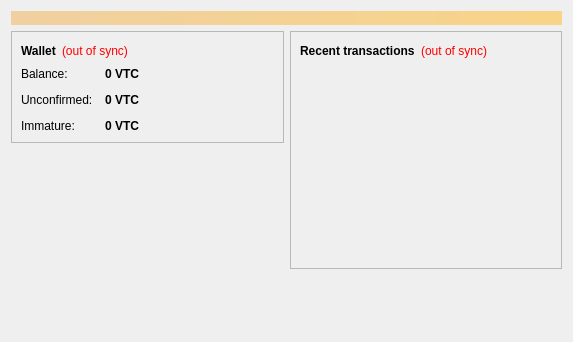
This is src/qt/forms/overviewpage.ui in UmbrellaHoldings/ULTC as Qt 5 draws it before an edit. The edited form follows.
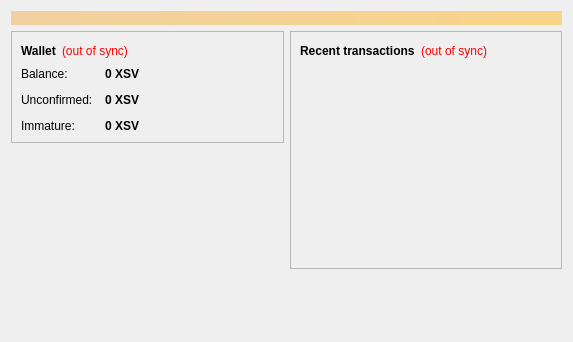
This is the edited form. Icons and pictures are not drawn.

```diff
--- a/src/qt/forms/overviewpage.ui
+++ b/src/qt/forms/overviewpage.ui
@@ -122,7 +122,7 @@
                <string>Your current balance</string>
               </property>
               <property name="text">
-               <string notr="true">0 VTC</string>
+               <string notr="true">0 XSV</string>
               </property>
               <property name="textInteractionFlags">
                <set>Qt::LinksAccessibleByMouse|Qt::TextSelectableByKeyboard|Qt::TextSelectableByMouse</set>
@@ -151,7 +151,7 @@
                <string>Total of transactions that have yet to be confirmed, and do not yet count toward the current balance</string>
               </property>
               <property name="text">
-               <string notr="true">0 VTC</string>
+               <string notr="true">0 XSV</string>
               </property>
               <property name="textInteractionFlags">
                <set>Qt::LinksAccessibleByMouse|Qt::TextSelectableByKeyboard|Qt::TextSelectableByMouse</set>
@@ -177,7 +177,7 @@
                <string>Mined balance that has not yet matured</string>
               </property>
               <property name="text">
-               <string notr="true">0 VTC</string>
+               <string notr="true">0 XSV</string>
               </property>
               <property name="textInteractionFlags">
                <set>Qt::LinksAccessibleByMouse|Qt::TextSelectableByKeyboard|Qt::TextSelectableByMouse</set>
```
Left out of the diff: 25 changed lines with no effect on the pictures.
